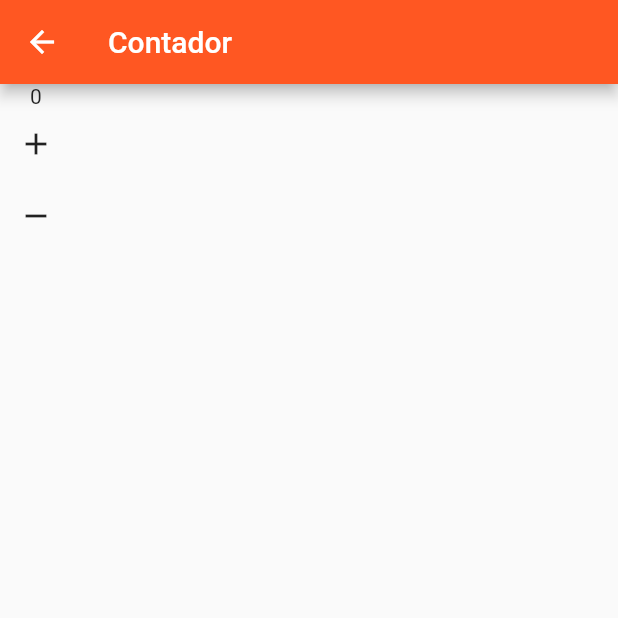
After one commit to cacciatorieric/gerenciamento_estados, a Flutter app: the CounterPage screen opened directly with sample values from the repository, on a phone screen of 412 x 824 dp, the top half of it. The commit adds this screen. Run offline on Flutter 3.47's test engine with Material 2 defaults, Android fonts, the phone set to English and light mode, and no system bars; network calls fail.

Commit message:
provider incluido

```diff
--- a/gerenciamento_estados/lib/models/product.dart
+++ b/gerenciamento_estados/lib/models/product.dart
@@ -1,4 +1,6 @@
-class Product {
+import 'package:flutter/cupertino.dart';
+
+class Product with ChangeNotifier {
   final String? id;
   final String? title;
   final String? description;
@@ -16,5 +18,6 @@ class Product {
 
   void toggleFavorite() {
     isFavorite = !isFavorite!;
+    notifyListeners();
   }
 }
--- /dev/null
+++ b/gerenciamento_estados/lib/models/product_list.dart
@@ -0,0 +1,17 @@
+import 'package:flutter/cupertino.dart';
+import 'package:gerenciamento_estados/data/dammy_data.dart';
+import 'package:gerenciamento_estados/models/product.dart';
+
+//Essa classe é a observavel... os observadores serão notificados
+
+class ProductList with ChangeNotifier {
+  List<Product> _items = dummyProducts;
+
+  List<Product> get items =>
+      [..._items]; //Esse [...] cria um clone da variavel chamada
+
+  void addProduct(Product product) {
+    _items.add(product);
+    notifyListeners(); //Ele vai notificar todas as mudanças para o estado fazer as mudanças
+  }
+}
--- /dev/null
+++ b/gerenciamento_estados/lib/pages/counter_page.dart
@@ -0,0 +1,52 @@
+import 'package:flutter/material.dart';
+import 'package:gerenciamento_estados/providers/counter.dart';
+import '../models/product.dart';
+
+class CounterPage extends StatefulWidget {
+  //final Product product;
+  const CounterPage({
+    Key? key,
+    //required this.product,
+  }) : super(key: key);
+
+  @override
+  State<CounterPage> createState() => _CounterPageState();
+}
+
+class _CounterPageState extends State<CounterPage> {
+  @override
+  Widget build(BuildContext context) {
+    final Product product =
+        ModalRoute.of(context)!.settings.arguments as Product;
+
+    return Scaffold(
+      appBar: AppBar(
+        title: Text('Contador'),
+      ),
+      body: Column(
+        children: [
+          Text(CounterProvider.of(context)?.state.value.toString() ?? '0'),
+          IconButton(
+            icon: const Icon(Icons.add),
+            onPressed: () {
+              setState(() {
+                CounterProvider.of(context)?.state.inc();
+              });
+              debugPrint(CounterProvider.of(context)?.state.value.toString());
+            },
+          ),
+          IconButton(
+            icon: const Icon(Icons.remove),
+            onPressed: () {
+              setState(() {
+                CounterProvider.of(context)?.state.dec();
+              });
+
+              debugPrint(CounterProvider.of(context)?.state.value.toString());
+            },
+          ),
+        ],
+      ),
+    );
+  }
+}
--- /dev/null
+++ b/gerenciamento_estados/lib/providers/counter.dart
@@ -0,0 +1,24 @@
+import 'package:flutter/material.dart';
+
+class CounterState {
+  int _value = 0;
+  void inc() => _value++;
+  void dec() => _value--;
+
+  int get value => _value;
+}
+
+class CounterProvider extends InheritedWidget {
+  final CounterState state = CounterState();
+
+  CounterProvider({required Widget child}) : super(child: child);
+
+  static CounterProvider? of(BuildContext context) {
+    return context.dependOnInheritedWidgetOfExactType<CounterProvider>();
+  }
+
+  @override
+  bool updateShouldNotify(covariant InheritedWidget oldWidget) {
+    return true;
+  }
+}
--- /dev/null
+++ b/gerenciamento_estados/lib/utils/app_routes.dart
@@ -0,0 +1,3 @@
+class AppRoutes {
+  static const PRODUCT_DETAIL = '/product-detail';
+}
```
Also changed, not shown: gerenciamento_estados/lib/components/product_grid.dart (added, +28 -0 lines), gerenciamento_estados/lib/components/product_item.dart (+18 -10 lines), gerenciamento_estados/lib/main.dart (+17 -6 lines), gerenciamento_estados/lib/pages/product_detail_page.dart (added, +23 -0 lines), gerenciamento_estados/lib/pages/products_overview_page.dart (+2 -17 lines), 1 other file.
